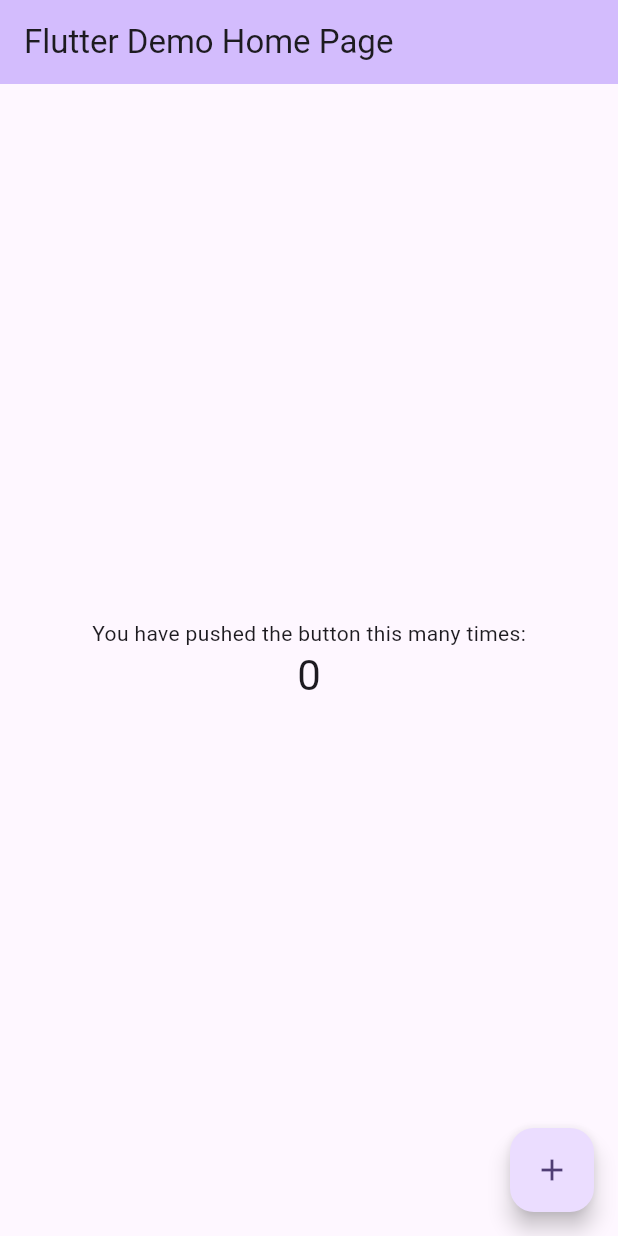
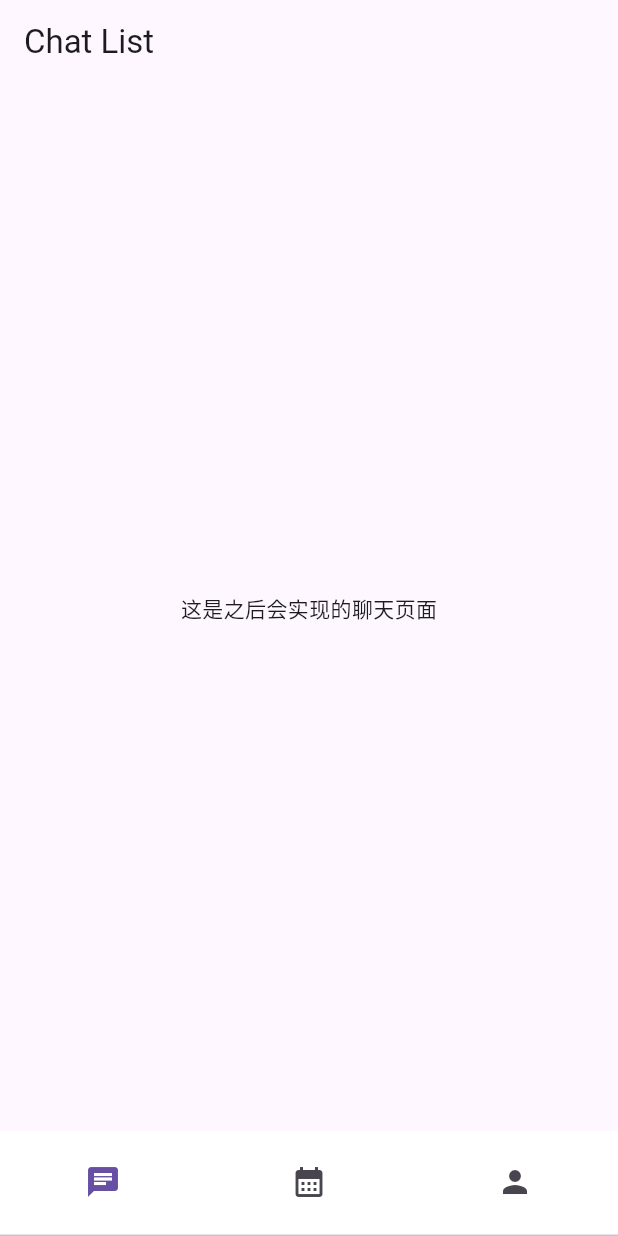
Before and after one commit to FYYY142/MyVoceChat, a Flutter app: the screen it shows after launch, on a phone screen of 412 x 824 dp. Run offline on Flutter 3.47's test engine with Material 3 defaults, Android fonts, the phone set to English and light mode, and no system bars; our stand-ins replace dio, get.

Commit message:
feat: 结构初始化

```diff
--- a/lib/main.dart
+++ b/lib/main.dart
@@ -1,4 +1,5 @@
 import 'package:flutter/material.dart';
+import 'package:my_voce_chat/views/home_views/the_home_view.dart';
 
 void main() {
   runApp(const MyApp());
@@ -7,119 +8,12 @@
 class MyApp extends StatelessWidget {
   const MyApp({super.key});
 
-  // This widget is the root of your application.
   @override
   Widget build(BuildContext context) {
     return MaterialApp(
-      title: 'Flutter Demo',
-      theme: ThemeData(
-        // This is the theme of your application.
-        //
-        // TRY THIS: Try running your application with "flutter run". You'll see
-        // the application has a purple toolbar. Then, without quitting the app,
-        // try changing the seedColor in the colorScheme below to Colors.green
-        // and then invoke "hot reload" (save your changes or press the "hot
-        // reload" button in a Flutter-supported IDE, or press "r" if you used
-        // the command line to start the app).
-        //
-        // Notice that the counter didn't reset back to zero; the application
-        // state is not lost during the reload. To reset the state, use hot
-        // restart instead.
-        //
-        // This works for code too, not just values: Most code changes can be
-        // tested with just a hot reload.
-        colorScheme: ColorScheme.fromSeed(seedColor: Colors.deepPurple),
-        useMaterial3: true,
+      home: Scaffold(
+        body: TheHomeView(),
       ),
-      home: const MyHomePage(title: 'Flutter Demo Home Page'),
     );
   }
 }
-
-class MyHomePage extends StatefulWidget {
-  const MyHomePage({super.key, required this.title});
-
-  // This widget is the home page of your application. It is stateful, meaning
-  // that it has a State object (defined below) that contains fields that affect
-  // how it looks.
-
-  // This class is the configuration for the state. It holds the values (in this
-  // case the title) provided by the parent (in this case the App widget) and
-  // used by the build method of the State. Fields in a Widget subclass are
-  // always marked "final".
-
-  final String title;
-
-  @override
-  State<MyHomePage> createState() => _MyHomePageState();
-}
-
-class _MyHomePageState extends State<MyHomePage> {
-  int _counter = 0;
-
-  void _incrementCounter() {
-    setState(() {
-      // This call to setState tells the Flutter framework that something has
-      // changed in this State, which causes it to rerun the build method below
-      // so that the display can reflect the updated values. If we changed
-      // _counter without calling setState(), then the build method would not be
-      // called again, and so nothing would appear to happen.
-      _counter++;
-    });
-  }
-
-  @override
-  Widget build(BuildContext context) {
-    // This method is rerun every time setState is called, for instance as done
-    // by the _incrementCounter method above.
-    //
-    // The Flutter framework has been optimized to make rerunning build methods
-    // fast, so that you can just rebuild anything that needs updating rather
-    // than having to individually change instances of widgets.
-    return Scaffold(
-      appBar: AppBar(
-        // TRY THIS: Try changing the color here to a specific color (to
-        // Colors.amber, perhaps?) and trigger a hot reload to see the AppBar
-        // change color while the other colors stay the same.
-        backgroundColor: Theme.of(context).colorScheme.inversePrimary,
-        // Here we take the value from the MyHomePage object that was created by
-        // the App.build method, and use it to set our appbar title.
-        title: Text(widget.title),
-      ),
-      body: Center(
-        // Center is a layout widget. It takes a single child and positions it
-        // in the middle of the parent.
-        child: Column(
-          // Column is also a layout widget. It takes a list of children and
-          // arranges them vertically. By default, it sizes itself to fit its
-          // children horizontally, and tries to be as tall as its parent.
-          //
-          // Column has various properties to control how it sizes itself and
-          // how it positions its children. Here we use mainAxisAlignment to
-          // center the children vertically; the main axis here is the vertical
-          // axis because Columns are vertical (the cross axis would be
-          // horizontal).
-          //
-          // TRY THIS: Invoke "debug painting" (choose the "Toggle Debug Paint"
-          // action in the IDE, or press "p" in the console), to see the
-          // wireframe for each widget.
-          mainAxisAlignment: MainAxisAlignment.center,
-          children: <Widget>[
-            const Text(
-              'You have pushed the button this many times:',
-            ),
-            Text(
-              '$_counter',
-              style: Theme.of(context).textTheme.headlineMedium,
-            ),
-          ],
-        ),
-      ),
-      floatingActionButton: FloatingActionButton(
-        onPressed: _incrementCounter,
-        tooltip: 'Increment',
-        child: const Icon(Icons.add),
-      ), // This trailing comma makes auto-formatting nicer for build methods.
-    );
-  }
-}
--- /dev/null
+++ b/lib/views/chat_views/chat_list_view.dart
@@ -0,0 +1,22 @@
+import 'package:flutter/material.dart';
+
+class ChatListView extends StatefulWidget {
+  const ChatListView({super.key});
+
+  @override
+  State<ChatListView> createState() => _ChatListViewState();
+}
+
+class _ChatListViewState extends State<ChatListView> {
+  @override
+  Widget build(BuildContext context) {
+    return Scaffold(
+      appBar: AppBar(
+        title: const Text('Chat List'),
+      ),
+      body: const Center(
+        child: Text('这是之后会实现的聊天页面'),
+      ),
+    );
+  }
+}
--- /dev/null
+++ b/lib/views/home_views/the_home_view.dart
@@ -0,0 +1,63 @@
+import 'package:flutter/material.dart';
+import 'package:my_voce_chat/views/chat_views/chat_list_view.dart';
+import 'package:my_voce_chat/views/todo_views/calendar_view.dart';
+import 'package:my_voce_chat/views/mine_views/mine_view.dart';
+
+class TheHomeView extends StatefulWidget {
+  const TheHomeView({super.key});
+
+  @override
+  State<TheHomeView> createState() => _TheHomeViewState();
+}
+
+class _TheHomeViewState extends State<TheHomeView>
+    with TickerProviderStateMixin {
+  late TabController _tabController;
+  int _currentIndex = 0;
+
+  @override
+  void initState() {
+    super.initState();
+    _tabController = TabController(length: 3, vsync: this);
+    _tabController.addListener(() {
+      if (_tabController.indexIsChanging) {
+        setState(() {
+          _currentIndex = _tabController.index;
+        });
+      }
+    });
+  }
+
+  @override
+  void dispose() {
+    _tabController.dispose();
+    super.dispose();
+  }
+
+  @override
+  Widget build(BuildContext context) {
+    return Scaffold(
+      body: IndexedStack(
+        index: _currentIndex,
+        children: const [
+          ChatListView(),
+          CalendarView(),
+          MineView(),
+        ],
+      ),
+      bottomNavigationBar: Container(
+        height: 70,
+        color: Colors.white,
+        child: TabBar(
+          controller: _tabController,
+          indicator: const BoxDecoration(), // 去掉底部的跟随条
+          tabs: const [
+            Tab(icon: Icon(Icons.chat)),
+            Tab(icon: Icon(Icons.calendar_month)),
+            Tab(icon: Icon(Icons.person)),
+          ],
+        ),
+      ),
+    );
+  }
+}
--- a/pubspec.yaml
+++ b/pubspec.yaml
@@ -31,10 +31,14 @@ dependencies:
   flutter:
     sdk: flutter
 
-
   # The following adds the Cupertino Icons font to your application.
   # Use with the CupertinoIcons class for iOS style icons.
   cupertino_icons: ^1.0.8
+  dio: ^5.6.0
+  get: ^4.6.6
+
+  # 本地存储
+  shared_preferences: ^2.2.3
 
 dev_dependencies:
   flutter_test:
```
Also changed, not shown: lib/utils/http_util/http_util.dart (added, +11 -0 lines), lib/views/mine_views/mine_view.dart (added, +22 -0 lines), lib/views/todo_views/calendar_view.dart (added, +22 -0 lines), pubspec.lock, 3 other files.
